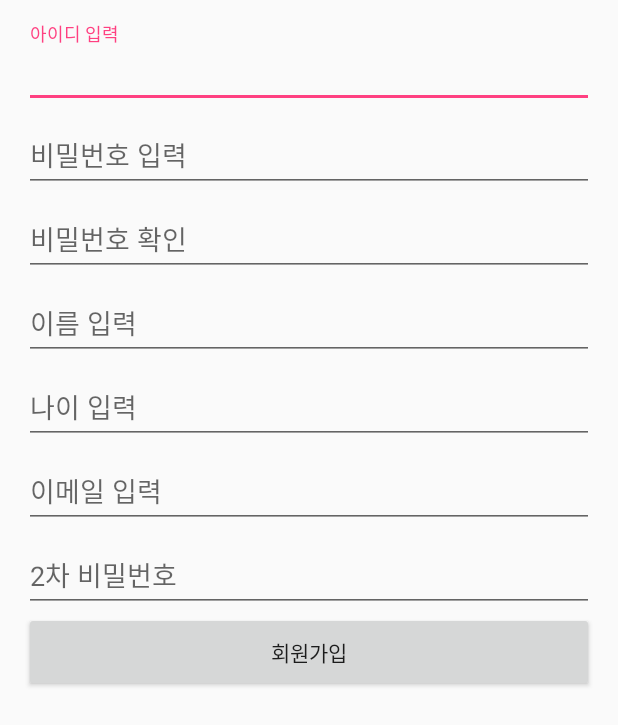
After one commit to kwonki199/TeamProject, an Android app: the layout activity_resister.xml on its own in the app's theme, with its tools: preview values and no code run, on a phone screen of 412 x 824 dp. The commit adds this screen. Shown: the top 725 px of the screen. Run offline under Robolectric (Android 15) with nearby library versions, the phone set to English and light mode, and no system bars.

Commit message:
식스맨 부탁해~

```diff
--- /dev/null
+++ b/app/src/main/res/layout/activity_resister.xml
@@ -0,0 +1,156 @@
+<?xml version="1.0" encoding="utf-8"?>
+<android.support.constraint.ConstraintLayout xmlns:android="http://schemas.android.com/apk/res/android"
+    xmlns:app="http://schemas.android.com/apk/res-auto"
+    xmlns:tools="http://schemas.android.com/tools"
+    android:layout_width="match_parent"
+    android:layout_height="match_parent"
+    android:gravity="center_horizontal"
+    android:orientation="vertical"
+    android:paddingBottom="@dimen/activity_vertical_margin"
+    android:paddingLeft="@dimen/activity_horizontal_margin"
+    android:paddingRight="@dimen/activity_horizontal_margin"
+    android:paddingTop="@dimen/activity_vertical_margin"
+    tools:context=".ResisterActivity">
+
+    <ScrollView
+        android:id="@+id/login_form"
+        android:layout_width="match_parent"
+        android:layout_height="match_parent">
+
+        <LinearLayout
+            android:id="@+id/email_login_form"
+            android:layout_width="match_parent"
+            android:layout_height="wrap_content"
+            android:orientation="vertical">
+
+            <android.support.design.widget.TextInputLayout
+                android:layout_width="match_parent"
+                android:layout_height="wrap_content">
+
+                <AutoCompleteTextView
+                    android:id="@+id/id_input"
+                    android:layout_width="match_parent"
+                    android:layout_height="wrap_content"
+                    android:hint="@string/id_input"
+                    android:inputType="text"
+                    android:maxLines="1"
+                    android:singleLine="true" />
+
+            </android.support.design.widget.TextInputLayout>
+
+            <android.support.design.widget.TextInputLayout
+                android:layout_width="match_parent"
+                android:layout_height="wrap_content">
+
+                <AutoCompleteTextView
+                    android:id="@+id/password_input"
+                    android:layout_width="match_parent"
+                    android:layout_height="wrap_content"
+                    android:hint="@string/password_input"
+                    android:inputType="text"
+                    android:maxLines="1"
+                    android:singleLine="true" />
+
+            </android.support.design.widget.TextInputLayout>
+
+            <android.support.design.widget.TextInputLayout
+                android:layout_width="match_parent"
+                android:layout_height="wrap_content">
+
+                <AutoCompleteTextView
+                    android:id="@+id/password_check_input"
+                    android:layout_width="match_parent"
+                    android:layout_height="wrap_content"
+                    android:hint="@string/password_check_input"
+                    android:inputType="text"
+                    android:maxLines="1"
+                    android:singleLine="true" />
+
+            </android.support.design.widget.TextInputLayout>
+
+            <android.support.design.widget.TextInputLayout
+                android:layout_width="match_parent"
+                android:layout_height="wrap_content">
+
+                <AutoCompleteTextView
+                    android:id="@+id/name_input"
+                    android:layout_width="match_parent"
+                    android:layout_height="wrap_content"
+                    android:hint="@string/name_input"
+                    android:inputType="text"
+                    android:maxLines="1"
+                    android:singleLine="true" />
+
+            </android.support.design.widget.TextInputLayout>
+
+            <android.support.design.widget.TextInputLayout
+                android:layout_width="match_parent"
+                android:layout_height="wrap_content">
+
+                <AutoCompleteTextView
+                    android:id="@+id/age_input"
+                    android:layout_width="match_parent"
+                    android:layout_height="wrap_content"
+                    android:hint="@string/age_input"
+                    android:inputType="text"
+                    android:maxLines="1"
+                    android:singleLine="true" />
+
+                <!--<Spinner-->
+                    <!--android:id="@+id/age_input"-->
+                    <!--android:layout_width="match_parent"-->
+                    <!--android:layout_height="50dp"-->
+                    <!--android:layout_weight="1"-->
+                    <!--android:entries="@array/age_input"-->
+                    <!--android:orientation="horizontal" />-->
+
+            </android.support.design.widget.TextInputLayout>
+
+            <android.support.design.widget.TextInputLayout
+                android:layout_width="match_parent"
+                android:layout_height="wrap_content">
+
+                <AutoCompleteTextView
+                    android:id="@+id/email_input"
+                    android:layout_width="match_parent"
+                    android:layout_height="wrap_content"
+                    android:hint="@string/email_input"
+                    android:inputType="text"
+                    android:maxLines="1"
+                    android:singleLine="true" />
+
+            </android.support.design.widget.TextInputLayout>
+
+            <android.support.design.widget.TextInputLayout
+                android:layout_width="match_parent"
+                android:layout_height="wrap_content">
+
+                <AutoCompleteTextView
+                    android:id="@+id/password2_input"
+                    android:layout_width="match_parent"
+                    android:layout_height="wrap_content"
+                    android:hint="@string/password2_input"
+                    android:inputType="text"
+                    android:maxLines="1"
+                    android:singleLine="true" />
+
+            </android.support.design.widget.TextInputLayout>
+            <LinearLayout
+                android:layout_width="match_parent"
+                android:layout_height="match_parent">
+
+            <Button
+                android:id="@+id/join_btn"
+                android:layout_width="match_parent"
+                android:layout_height="wrap_content"
+                android:layout_weight="1"
+                android:padding="16dp"
+                android:text="회원가입" />
+
+            </LinearLayout>
+
+        </LinearLayout>
+
+    </ScrollView>
+
+</android.support.constraint.ConstraintLayout>
--- a/app/src/main/res/layout/content_main.xml
+++ b/app/src/main/res/layout/content_main.xml
@@ -9,6 +9,7 @@
     tools:showIn="@layout/app_bar_main">
 
     <TextView
+        android:id="@+id/info"
         android:layout_width="wrap_content"
         android:layout_height="wrap_content"
         android:text="Hello World!"
--- a/app/src/main/res/menu/activity_main_drawer.xml
+++ b/app/src/main/res/menu/activity_main_drawer.xml
@@ -7,7 +7,7 @@
         <item
             android:id="@+id/nav_membershipInformation"
             android:icon="@drawable/ic_person_black_24dp"
-            android:title="회원정보" />
+            android:title="회원가입" />
         <item
             android:id="@+id/nav_bookmark"
             android:icon="@drawable/ic_bookmark_border_black_24dp"
@@ -15,7 +15,7 @@
         <item
             android:id="@+id/nav_profilePicture"
             android:icon="@drawable/ic_image_black_24dp"
-            android:title="프로필사진 변경" />
+            android:title="회원정보" />
         <item
             android:id="@+id/nav_writings"
             android:icon="@drawable/ic_chrome_reader_mode_black_24dp"
--- a/app/src/main/res/values/strings.xml
+++ b/app/src/main/res/values/strings.xml
@@ -6,4 +6,53 @@
     <string name="nav_header_subtitle">android.studio@android.com</string>
     <string name="nav_header_desc">Navigation header</string>
     <string name="action_settings">Settings</string>
+
+    <string name="main_name">Main</string>
+    <string name="title_home">Home</string>
+    <string name="title_dashboard">Dashboard</string>
+    <string name="title_notifications">Notifications</string>
+    <string name="title_profile">Profile</string>
+    <string name="prompt_loginId">아이디</string>
+    <string name="prompt_password">비밀번호</string>
+    <string name="action_sign_in">로그인</string>
+    <string name="action_sign_in_short">로그인</string>
+    <string name="error_invalid_id">유효하지 않은 아이디입니다.</string>
+    <string name="error_invalid_password">비밀번호가 짧습니다.</string>
+    <string name="error_incorrect_password">비밀번호가 잘못되었습니다.</string>
+    <string name="error_field_required">필수 입력사항입니다</string>
+    <string name="permission_rationale">"이메일을 제공하려면 연락처 권한이 필요합니다
+       완료."
+    </string>
+    <string name="id_input">아이디 입력</string>
+    <string name="password_input">비밀번호 입력</string>
+    <string name="password_check_input">비밀번호 확인</string>
+    <string name="name_input">이름 입력</string>
+    <string name="age_input">나이 입력</string>
+    <string name="email_input">이메일 입력</string>
+    <!--<string-array name="age_input">-->
+    <!--<item>나이 입력</item>-->
+    <!--<item>1949</item><item>1950</item><item>1951</item><item>1952</item><item>1953</item>-->
+    <!--<item>1954</item><item>1955</item><item>1956</item><item>1957</item><item>1958</item>-->
+    <!--<item>1959</item><item>1960</item><item>1961</item><item>1962</item><item>1963</item>-->
+    <!--<item>1964</item><item>1965</item><item>1966</item><item>1967</item><item>1968</item>-->
+    <!--<item>1969</item><item>1970</item><item>1971</item><item>1972</item><item>1973</item>-->
+    <!--<item>1974</item><item>1975</item><item>1976</item><item>1977</item><item>1978</item>-->
+    <!--<item>1979</item><item>1980</item><item>1981</item><item>1982</item><item>1983</item>-->
+    <!--<item>1984</item><item>1985</item><item>1986</item><item>1987</item><item>1988</item>-->
+    <!--<item>1989</item><item>1990</item><item>1991</item><item>1992</item><item>1993</item>-->
+    <!--<item>1994</item><item>1995</item><item>1996</item><item>1997</item><item>1998</item>-->
+    <!--<item>1999</item><item>2000</item><item>2001</item><item>2002</item><item>2003</item>-->
+    <!--<item>2004</item><item>2005</item><item>2006</item><item>2007</item><item>2008</item>-->
+    <!--<item>2009</item><item>2010</item><item>2011</item><item>2012</item><item>2013</item>-->
+    <!--<item>2014</item><item>2015</item><item>2016</item><item>2017</item><item>2018</item>-->
+    <!--</string-array>-->
+    <string name="password2_input">2차 비밀번호</string>
+
+    <string name="welcomeMsg">환영합니다.</string>
+    <string name="welcomeId">회원아이디</string>
+    <string name="welcomeMain">메인으로 가기</string>
+
+    <!-- TODO: Remove or change this placeholder text -->
+    <string name="hello_blank_fragment">Hello blank fragment</string>
+
 </resources>
```
Also changed, not shown: app/src/main/java/edu/android/mainmen/LoginActivity.java (added, +48 -0 lines), app/src/main/java/edu/android/mainmen/MainActivity.java (+14 -1 lines), app/src/main/java/edu/android/mainmen/ResisterActivity.java (added, +35 -0 lines), app/src/main/java/edu/android/mainmen/WelcomeActivity.java (added, +31 -0 lines), app/src/main/res/layout/activity_login.xml (added, +122 -0 lines), app/src/main/res/layout/activity_welcome.xml (added, +50 -0 lines).
